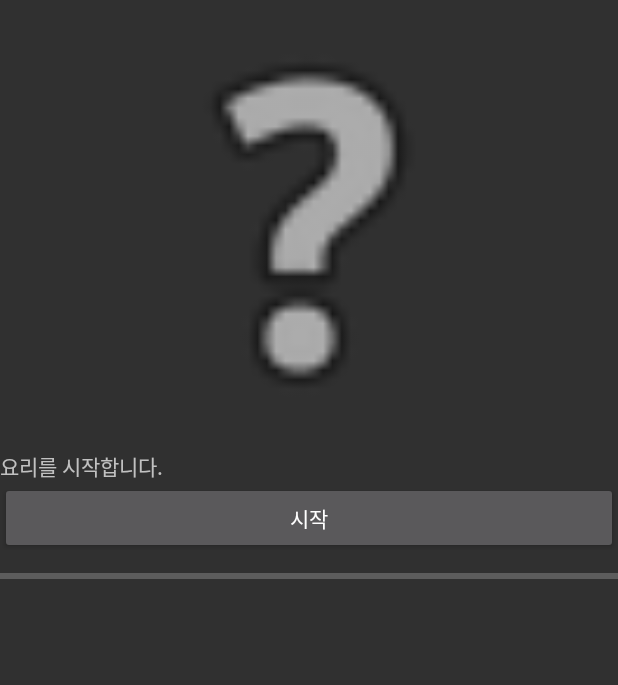
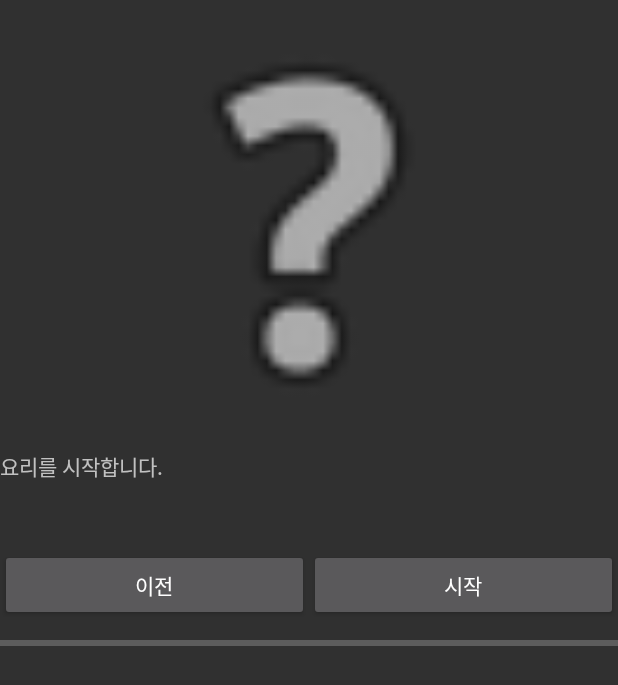
Before and after one commit to hero526/cooklock, an Android app: the CookingActivity screen opened directly, with no data from a screen before it, on a phone screen of 412 x 824 dp. Shown: the top 685 px of the screen. Run offline under Robolectric (Android 15) with nearby library versions, the phone set to English and light mode, and no system bars; 1 statement that could not run was skipped.

Commit message:
Cooking Activity Timer Async

```diff
--- a/app/src/main/res/layout/activity_cooking.xml
+++ b/app/src/main/res/layout/activity_cooking.xml
@@ -3,27 +3,50 @@
     xmlns:tools="http://schemas.android.com/tools"
     android:layout_width="match_parent"
     android:layout_height="match_parent"
-    tools:context=".CookingActivity"
-    android:orientation="vertical">
+    android:orientation="vertical"
+    tools:context=".CookingActivity">
 
     <ImageView
         android:id="@+id/sessionImage"
         android:layout_width="match_parent"
         android:layout_height="300dp"
         android:scaleType="fitCenter"
-        android:src="@android:drawable/ic_menu_help"/>
+        android:src="@android:drawable/ic_menu_help" />
 
     <TextView
         android:id="@+id/sessionDisp"
         android:layout_width="match_parent"
         android:layout_height="wrap_content" />
 
-    <Button
-        android:id="@+id/nextButton"
+    <TextView
+        android:id="@+id/remainTime"
         android:layout_width="match_parent"
         android:layout_height="wrap_content"
-        android:text="다음"
-        android:onClick="onClickButton"/>
+        android:onClick="settingTimer"
+        android:textColor="@android:color/holo_red_light"
+        android:textSize="15pt" />
+
+    <LinearLayout
+        android:layout_width="match_parent"
+        android:layout_height="wrap_content"
+        android:orientation="horizontal">
+
+        <Button
+            android:id="@+id/prevButton"
+            android:layout_width="0dp"
+            android:layout_height="wrap_content"
+            android:layout_weight="1"
+            android:onClick="onClickButton"
+            android:text="이전"/>
+
+        <Button
+            android:id="@+id/nextButton"
+            android:layout_weight="1"
+            android:layout_width="0dp"
+            android:layout_height="wrap_content"
+            android:onClick="onClickButton"
+            android:text="다음" />
+    </LinearLayout>
 
     <ProgressBar
         android:id="@+id/progressBar"
```
Also changed, not shown: app/src/main/java/com/example/semin/cooklock/CookingActivity.java (+50 -7 lines), app/src/main/java/com/example/semin/cooklock/CookingTask.java (+15 -11 lines).
